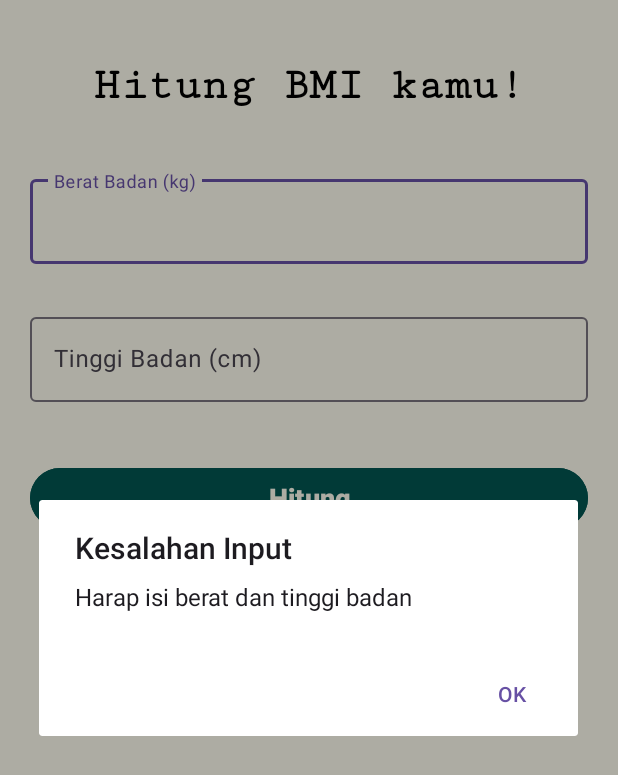
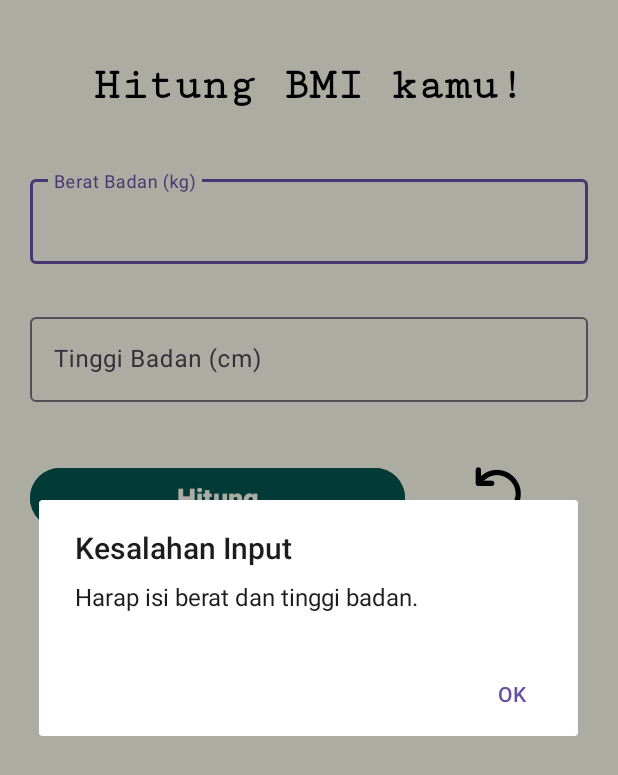
Before and after one commit to Radithh7/finalproject, an Android app: the fragment CountFragment shown on its own in the app's theme, after a tap on "Hitung", on a phone screen of 412 x 824 dp. Shown: the top 775 px of the screen. Run offline under Robolectric (Android 15) with nearby library versions, the phone set to English and light mode, and no system bars.

Commit message:
Fixed Count

```diff
--- a/app/src/main/java/com/smkth/app_finalproject/Fragment/CountFragment.kt
+++ b/app/src/main/java/com/smkth/app_finalproject/Fragment/CountFragment.kt
@@ -1,12 +1,15 @@
 package com.smkth.app_finalproject.Fragment
 
+import android.animation.ObjectAnimator
 import android.content.Intent
 import android.graphics.Color
 import android.os.Bundle
 import android.view.LayoutInflater
 import android.view.View
 import android.view.ViewGroup
+import android.view.animation.LinearInterpolator
 import android.widget.Button
+import android.widget.ImageButton
 import androidx.appcompat.app.AlertDialog
 import androidx.fragment.app.Fragment
 import com.google.android.material.textfield.TextInputEditText
@@ -14,6 +17,8 @@ import com.smkth.app_finalproject.R
 import com.smkth.app_finalproject.ResultActivity
 
 class CountFragment : Fragment() {
+
+    private lateinit var rotate: ObjectAnimator
 
     override fun onCreateView(
         inflater: LayoutInflater, container: ViewGroup?,
@@ -24,23 +29,47 @@ class CountFragment : Fragment() {
         val weightEditText = view.findViewById<TextInputEditText>(R.id.weightEditText)
         val heightEditText = view.findViewById<TextInputEditText>(R.id.heightEditText)
         val calculateButton = view.findViewById<Button>(R.id.calculateButton)
+        val btnImg = view.findViewById<ImageButton>(R.id.btnimg)
+
+
+        // Setup animasi rotasi
+        rotate = ObjectAnimator.ofFloat(btnImg, "rotation", 0f, -360f).apply {
+            duration = 1500
+            repeatCount = ObjectAnimator.INFINITE
+            interpolator = LinearInterpolator()
+            interpolator = android.view.animation.AccelerateDecelerateInterpolator()
+        }
+
+        btnImg.setOnClickListener {
+            if (!rotate.isRunning) {
+                rotate.start()
+                btnImg.postDelayed({
+                    rotate.cancel()
+                    btnImg.rotation = 0f // Reset rotasi ke awal
+                    // Reset form (opsional)
+                    weightEditText.text?.clear()
+                    heightEditText.text?.clear()
+                }, 1500) // Durasi loading palsu
+            }
+        }
 
         calculateButton.setOnClickListener {
             val weightStr = weightEditText.text?.toString()?.trim()?.replace(',', '.')
             val heightStr = heightEditText.text?.toString()?.trim()?.replace(',', '.')
 
             if (!weightStr.isNullOrEmpty() && !heightStr.isNullOrEmpty()) {
-                try {
-                    val weight = weightStr.toFloat()
-                    val height = heightStr.toFloat() / 100
+                val weight = weightStr.toFloatOrNull()
+                val height = heightStr.toFloatOrNull()?.div(100)
+
+                if (weight != null && height != null && height > 0) {
                     val bmi = weight / (height * height)
                     val bmiFormatted = "%.1f".format(bmi)
                     showResultDialog(bmiFormatted)
-                } catch (e: NumberFormatException) {
-                    showErrorDialog("Format angka tidak valid. Gunakan titik untuk desimal (contoh: 65.5)")
+                } else {
+                    showErrorDialog("Format angka tidak valid. Gunakan titik/koma untuk desimal.")
                 }
             } else {
-                showErrorDialog("Harap isi berat dan tinggi badan")
+                showErrorDialog("Harap isi berat dan tinggi badan.")
             }
         }
 
@@ -48,7 +77,14 @@ class CountFragment : Fragment() {
     }
 
     private fun showResultDialog(bmi: String) {
-        val (category, color) = when (bmi.toFloat()) {
+        val bmiValue = bmi.replace(',', '.').toFloatOrNull()
+
+        if (bmiValue == null) {
+            showErrorDialog("Terjadi kesalahan saat membaca nilai BMI.")
+            return
+        }
+
+        val (category, color) = when (bmiValue) {
             in 0.0..18.4 -> Pair("Kurus", Color.BLUE)
             in 18.5..24.9 -> Pair("Normal", Color.GREEN)
             in 25.0..29.9 -> Pair("Gemuk", Color.YELLOW)
--- a/app/src/main/res/layout/fragment_count.xml
+++ b/app/src/main/res/layout/fragment_count.xml
@@ -23,6 +23,7 @@
         android:layout_marginBottom="40dp" />
 
     <!-- Input Berat -->
+
     <com.google.android.material.textfield.TextInputLayout
         android:id="@+id/weightInput"
         android:layout_width="match_parent"
@@ -54,14 +55,29 @@
             android:textColor="@color/black"/>
     </com.google.android.material.textfield.TextInputLayout>
 
-    <!-- Tombol Hitung -->
-    <Button
-        android:id="@+id/calculateButton"
+    <LinearLayout
         android:layout_width="match_parent"
-        android:layout_height="wrap_content"
-        android:backgroundTint="@color/teal"
-        android:text="Hitung"
-        android:textColor="@color/white"
-        android:textStyle="bold"
-        android:textSize="18sp" />
+        android:layout_height="wrap_content">
+
+        <Button
+            android:id="@+id/calculateButton"
+            android:layout_width="250dp"
+            android:layout_height="wrap_content"
+            android:backgroundTint="@color/teal"
+            android:text="Hitung"
+            android:textColor="@color/white"
+            android:textSize="18sp"
+            android:textStyle="bold" />
+        <ImageButton
+            android:layout_marginLeft="40dp"
+            android:id="@+id/btnimg"
+            android:layout_width="wrap_content"
+            android:layout_height="wrap_content"
+            android:layout_marginTop="8dp"
+            android:layout_gravity="end"
+            android:background="@null"
+            android:src="@mipmap/reset"
+            android:contentDescription="Reset Form"/>
+    </LinearLayout>
+
 </LinearLayout>
--- a/app/src/main/res/values/colors.xml
+++ b/app/src/main/res/values/colors.xml
@@ -5,4 +5,5 @@
     <color name="orange">#FE4F2D</color>
     <color name="teal">#015551</color>
     <color name="green">#57B4BA</color>
+    <color name="red">#FF0000</color>
 </resources>
```
Also changed, not shown: app/src/main/res/drawable/reset.png (added), app/src/main/res/mipmap-hdpi/reset.png (added).
